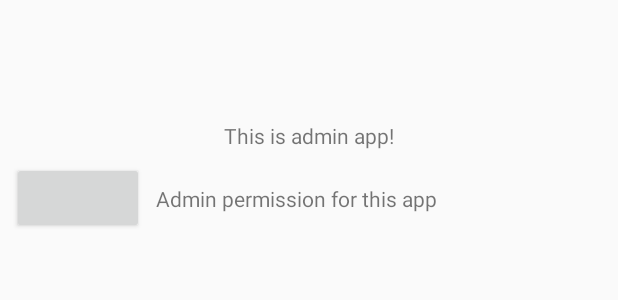
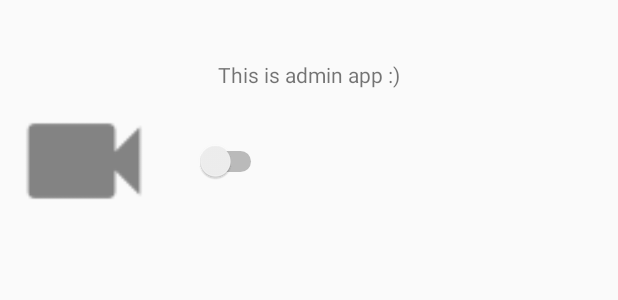
Before and after one commit to ArtemBotnev/AdminApp, an Android app: the layout activity_main.xml on its own in the app's theme, with its tools: preview values and no code run, on a phone screen of 412 x 824 dp. Shown: the top 300 px of the screen. Run offline under Robolectric (Android 15) with nearby library versions, the phone set to English and light mode, and no system bars.

Commit message:
added disable camera functionaliny

```diff
--- a/app/build.gradle
+++ b/app/build.gradle
@@ -9,7 +9,7 @@ android {
     defaultConfig {
         applicationId "ru.rs.adminapp"
         minSdkVersion 21
-        targetSdkVersion 22
+        targetSdkVersion 27
         versionCode 1
         versionName "1.0"
         testInstrumentationRunner "android.support.test.runner.AndroidJUnitRunner"
@@ -27,7 +27,9 @@ dependencies {
     implementation"org.jetbrains.kotlin:kotlin-stdlib-jdk7:$kotlin_version"
     implementation 'com.android.support:appcompat-v7:27.1.1'
     implementation 'com.android.support.constraint:constraint-layout:1.1.2'
+
     testImplementation 'junit:junit:4.12'
+
     androidTestImplementation 'com.android.support.test:runner:1.0.2'
     androidTestImplementation 'com.android.support.test.espresso:espresso-core:3.0.2'
 }
--- a/app/src/main/res/layout/activity_main.xml
+++ b/app/src/main/res/layout/activity_main.xml
@@ -11,31 +11,33 @@
         android:layout_width="wrap_content"
         android:layout_height="wrap_content"
         android:text="@string/this_admin_app"
-        app:layout_constraintVertical_bias="0.1"
+        app:layout_constraintVertical_bias="0.05"
         app:layout_constraintBottom_toBottomOf="parent"
         app:layout_constraintLeft_toLeftOf="parent"
         app:layout_constraintRight_toRightOf="parent"
         app:layout_constraintTop_toTopOf="parent" />
 
-    <Button
-        android:id="@+id/admin_enable_box"
-        android:layout_width="0dp"
-        android:layout_height="wrap_content"
+    <ImageView
+        android:id="@+id/cameraImage"
+        android:layout_width="80dp"
+        android:layout_height="80dp"
         android:layout_marginTop="8dp"
-        android:layout_marginStart="8dp"
+        android:layout_marginStart="16dp"
+        android:src="@drawable/ic_cam_enable"
         app:layout_constraintStart_toStartOf="parent"
         app:layout_constraintTop_toBottomOf="@id/title" />
 
-    <TextView
-        android:layout_width="0dp"
+    <Switch
+        android:layout_width="wrap_content"
         android:layout_height="wrap_content"
-        android:id="@+id/admin_enable_title"
+        android:id="@+id/cameraSwitch"
         android:gravity="start"
         android:layout_marginStart="8dp"
-        android:text="@string/enable_admin"
-        app:layout_constraintStart_toEndOf="@id/admin_enable_box"
-        app:layout_constraintTop_toTopOf="@id/admin_enable_box"
-        app:layout_constraintBottom_toBottomOf="@id/admin_enable_box"
+        android:onClick="changeCameraStatus"
+        app:layout_constraintStart_toEndOf="@id/cameraImage"
+        app:layout_constraintTop_toTopOf="@id/cameraImage"
+        app:layout_constraintBottom_toBottomOf="@id/cameraImage"
+        app:layout_constraintHorizontal_bias="0.1"
         app:layout_constraintEnd_toEndOf="parent"/>
 
 </android.support.constraint.ConstraintLayout>
--- a/app/src/main/res/values/strings.xml
+++ b/app/src/main/res/values/strings.xml
@@ -1,12 +1,12 @@
 <resources>
     <string name="app_name">AdminApp</string>
 
-    <string name="this_admin_app">This is admin app!</string>
+    <string name="this_admin_app">This is admin app :)</string>
 
     <string name="device_admin">Device admin</string>
 
     <string name="app_enable">You\'ve enabled admin permissions for this app</string>
     <string name="app_disable">You\'ve disabled admin permissions for this app</string>
 
-    <string name="enable_admin">Admin permission for this app</string>
+    <string name="explanation">It\'s necessary to have ability disable device camera</string>
 </resources>
```
Also changed, not shown: app/src/main/java/ru/rs/adminapp/AdminReceiver.kt (+10 -1 lines), app/src/main/java/ru/rs/adminapp/MainActivity.kt (+47 -12 lines), app/src/main/res/drawable-hdpi/ic_cam_disable.png (added), app/src/main/res/drawable-hdpi/ic_cam_enable.png (added), app/src/main/res/drawable-mdpi/ic_cam_disable.png (added), app/src/main/res/drawable-mdpi/ic_cam_enable.png (added), app/src/main/res/drawable-xhdpi/ic_cam_disable.png (added), app/src/main/res/drawable-xhdpi/ic_cam_enable.png (added), app/src/main/res/drawable-xxhdpi/ic_cam_disable.png (added), app/src/main/res/drawable-xxhdpi/ic_cam_enable.png (added).
